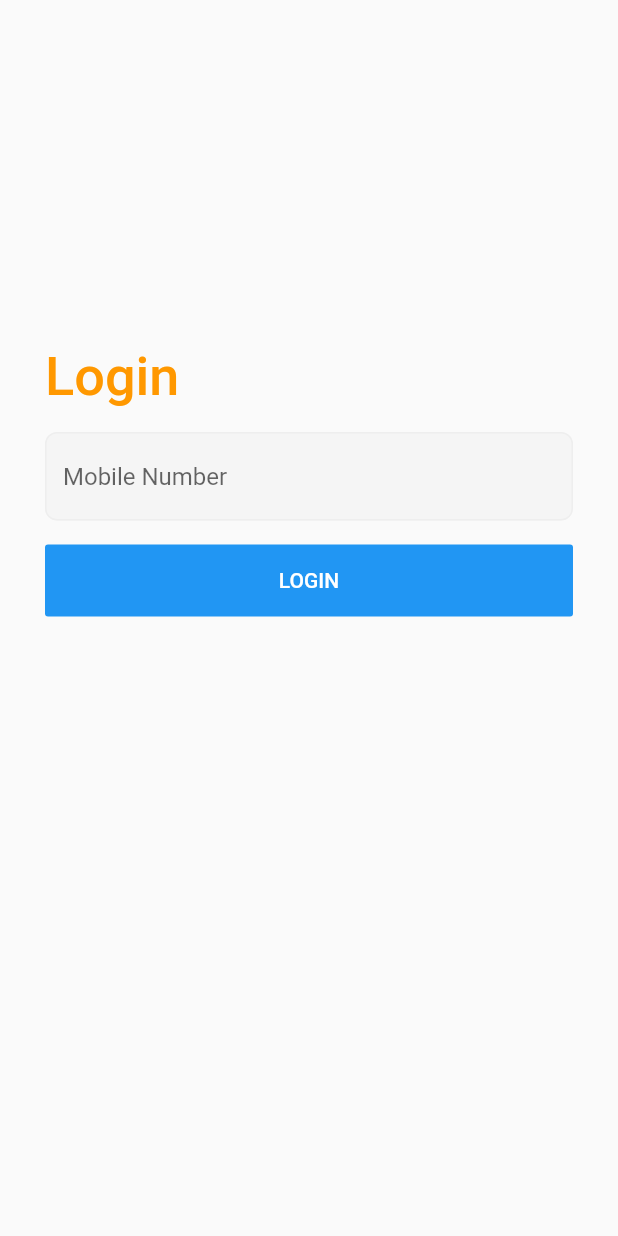
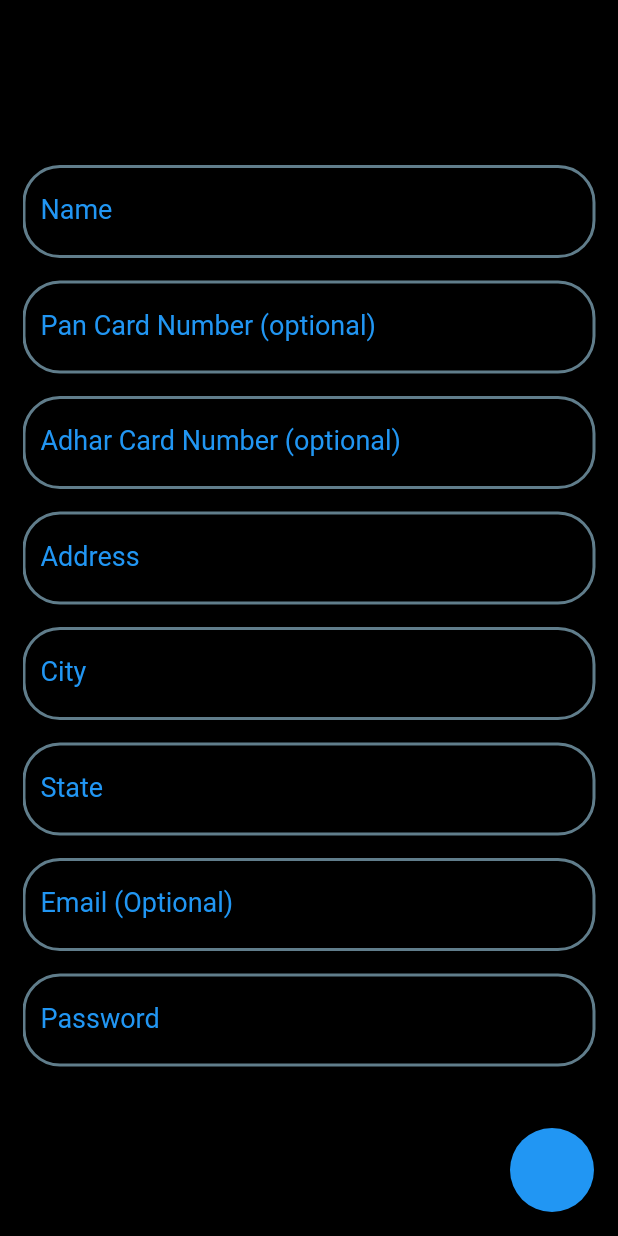
Before and after one commit to imtanbro/code_fury_app, a Flutter app: the screen it shows after launch, on a phone screen of 412 x 824 dp. Run offline on Flutter 3.47's test engine with Material 2 defaults, Android fonts, the phone set to English and light mode, and no system bars; our stand-ins replace firebase_auth; missing offline and left inert: dart:js; accounts and stored records are empty.

Commit message:
Login Registration

```diff
--- /dev/null
+++ b/lib/Employee/Screens/Registration.dart
@@ -0,0 +1,292 @@
+import 'package:codefuryapp/Employee/Screens/HomeScreen/home.dart';
+import 'package:firebase_auth/firebase_auth.dart';
+import 'package:flutter/material.dart';
+
+class Register extends StatefulWidget {
+  @override
+  _RegisterState createState() => _RegisterState();
+}
+
+class _RegisterState extends State<Register> {
+  String email, password, name, pan, adhar,address,city,state;
+  final _formKey = GlobalKey<FormState>();
+
+  Widget customfield(String label,String value) {
+    return TextFormField(
+      cursorColor: Colors.blue,
+      style: TextStyle(
+        color: Color.fromRGBO(244, 180, 0, 1),
+        decorationColor: Color.fromRGBO(66, 133, 244, 1),
+        fontSize: 19,
+        // backgroundColor: Colors.blue,
+      ),
+      decoration: InputDecoration(
+        labelText: label,
+        labelStyle: TextStyle(
+          fontSize: 18,
+          color: Colors.blue,
+        ),
+        // fillColor: Colors.white,
+        // filled: true,
+        enabledBorder: OutlineInputBorder(
+          borderSide: const BorderSide(color: Colors.blueGrey, width: 2.0),
+          borderRadius: BorderRadius.circular(25.0),
+        ),
+      ),
+      onChanged: (val) {
+        value = val;
+      },
+      validator: (val) {
+        if (val.isEmpty) {
+          return "Enter ${label}";
+        }
+
+        return null;
+      },
+    );
+  }
+
+  @override
+  Widget build(BuildContext context) {
+    return Scaffold(
+      body: Container(
+        padding: EdgeInsets.symmetric(vertical: 50, horizontal: 15),
+        color: Colors.black,
+        width: MediaQuery.of(context).size.width,
+        height: MediaQuery.of(context).size.height,
+        child: SingleChildScrollView(
+                  child: Column(
+            children: [
+              Form(
+                  key: _formKey,
+                  child: SingleChildScrollView(
+                    child: Padding(
+                      padding: const EdgeInsets.only(top: 60),
+                      child: Column(
+                        children: [
+                          customfield("Name",name),
+                          SizedBox(
+                            height: 15,
+                          ),
+
+                          TextFormField(
+                            cursorColor: Colors.blue,
+                            style: TextStyle(
+                              color: Color.fromRGBO(244, 180, 0, 1),
+                              decorationColor: Color.fromRGBO(66, 133, 244, 1),
+                              fontSize: 19,
+                              // backgroundColor: Colors.blue,
+                            ),
+                            decoration: InputDecoration(
+                              labelText: "Pan Card Number (optional)",
+                              labelStyle: TextStyle(
+                                fontSize: 18,
+                                color: Colors.blue,
+                              ),
+                              // fillColor: Colors.white,
+                              // filled: true,
+                              enabledBorder: OutlineInputBorder(
+                                borderSide: const BorderSide(
+                                    color: Colors.blueGrey, width: 2.0),
+                                borderRadius: BorderRadius.circular(25.0),
+                              ),
+                            ),
+                            onChanged: (val) {
+                              pan = val;
+                            },
+                            // validator: (val) {
+                            //   if (val.isEmpty) {
+                            //     return "Enter Name";
+                            //   }
+                            //   return null;
+                            // },
+                          ),
+                          SizedBox(
+                            height: 15,
+                          ),
+
+                          TextFormField(
+                            cursorColor: Colors.blue,
+                            style: TextStyle(
+                              color: Color.fromRGBO(244, 180, 0, 1),
+                              decorationColor: Color.fromRGBO(66, 133, 244, 1),
+                              fontSize: 19,
+                              // backgroundColor: Colors.blue,
+                            ),
+                            decoration: InputDecoration(
+                              labelText: "Adhar Card Number (optional)",
+                              labelStyle: TextStyle(
+                                fontSize: 18,
+                                color: Colors.blue,
+                              ),
+                              // fillColor: Colors.white,
+                              // filled: true,
+                              enabledBorder: OutlineInputBorder(
+                                borderSide: const BorderSide(
+                                    color: Colors.blueGrey, width: 2.0),
+                                borderRadius: BorderRadius.circular(25.0),
+                              ),
+                            ),
+                            onChanged: (val) {
+                              adhar = val;
+                            },
+                            // validator: (val) {
+                            //   if (val.isEmpty) {
+                            //     return "Enter Name";
+                            //   }
+                            //   return null;
+                            // },
+                          ),
+                          SizedBox(
+                            height: 15,
+                          ),
+
+                          customfield("Address",address),
+                          SizedBox(
+                            height: 15,
+                          ),
+                          customfield("City",city),
+                          SizedBox(
+                            height: 15,
+                          ),
+                          customfield("State",state),
+                          SizedBox(
+                            height: 15,
+                          ),
+
+                          TextFormField(
+                            cursorColor: Colors.blue,
+                            style: TextStyle(
+                              color: Color.fromRGBO(244, 180, 0, 1),
+                              decorationColor: Color.fromRGBO(66, 133, 244, 1),
+                              fontSize: 19,
+                              // backgroundColor: Colors.blue,
+                            ),
+                            decoration: InputDecoration(
+                              labelText: "Email (Optional)",
+                              labelStyle: TextStyle(
+                                fontSize: 18,
+                                color: Colors.blue,
+                              ),
+                              // fillColor: Colors.white,
+                              // filled: true,
+                              enabledBorder: OutlineInputBorder(
+                                borderSide: const BorderSide(
+                                    color: Colors.blueGrey, width: 2.0),
+                                borderRadius: BorderRadius.circular(25.0),
+                              ),
+                            ),
+                            onChanged: (val) {
+                              email = val;
+                            },
+                          ),
+                          SizedBox(
+                            height: 15,
+                          ),
+
+                          TextFormField(
+                            cursorColor: Colors.blue,
+                            style: TextStyle(
+                              color: Color.fromRGBO(244, 180, 0, 1),
+                              decorationColor: Color.fromRGBO(66, 133, 244, 1),
+                              fontSize: 19,
+                              // backgroundColor: Colors.blue,
+                            ),
+                            obscureText: true,
+                            decoration: InputDecoration(
+                              labelText: "Password",
+                              labelStyle: TextStyle(
+                                fontSize: 18,
+                                color: Colors.blue,
+                              ),
+                              // fillColor: Colors.white,
+                              // filled: true,
+                              enabledBorder: OutlineInputBorder(
+                                borderSide: const BorderSide(
+                                    color: Colors.blueGrey, width: 2.0),
+                                borderRadius: BorderRadius.circular(25.0),
+                              ),
+                            ),
+                            onChanged: (val) {
+                              password = val;
+                            },
+                            validator: (val) {
+                              if (val.isEmpty) {
+                                return "Enter Password";
+                              }
+                              if (val.length < 6) {
+                                return "Password should be 6 Char Long";
+                              }
+                              return null;
+                            },
+                          ),
+                          SizedBox(
+                            height: 50,
+                          ),
+                          // GestureDetector(
+                          //     onTap: () {
+                          //   if (_formKey.currentState.validate()) {
+                          //     print("Valid");
+                          //     print(email);
+
+                          //     // context
+                          //     //     .read<AuthService>()
+                          //     //     .signUp(
+                          //     //       email: email,
+                          //     //       pass: password,
+                          //     //     )
+                          //     //     .then((value) => Navigator.pushReplacement(
+                          //     //         context,
+                          //     //         MaterialPageRoute(
+                          //     //             builder: (context) => HomePage())));
+                          //   } else {
+                          //     print("InValid");
+                          //   }
+                          // },
+                          // child: customButton(context, "Sign Up", 50)),
+                          SizedBox(
+                            height: 20,
+                          ),
+                        ],
+                      ),
+                    ),
+                  ))
+            ],
+          ),
+        ),
+      ),
+      floatingActionButton: FloatingActionButton(
+        onPressed: () {
+          if (_formKey.currentState.validate()) {
+            print("Valid");
+            print(email);
+            print(address);
+            print(adhar);
+            print(address);
+            print(city);
+            print(state);
+            print(pan);
+
+            Navigator.pushReplacement(
+                    context,
+                    MaterialPageRoute(
+                        builder: (context) => Home()));
+
+            // context
+            //     .read<AuthService>()
+            //     .signUp(
+            //       email: email,
+            //       pass: password,
+            //     )
+            //     .then((value) => Navigator.pushReplacement(
+            //         context,
+            //         MaterialPageRoute(
+            //             builder: (context) => HomePage())));
+          } else {
+            print("InValid");
+          }
+        },
+      ),
+    );
+  }
+}
--- a/lib/Service/firebase_service.dart
+++ b/lib/Service/firebase_service.dart
@@ -1,6 +1,57 @@
-class FirebaseAuth {
+import 'dart:js';
 
+import 'package:codefuryapp/Employee/Screens/Registration.dart';
+import 'package:firebase_auth/firebase_auth.dart';
+import 'package:flutter/cupertino.dart';
+import 'package:flutter/material.dart';
 
+class AuthService {
+  final FirebaseAuth _auth;
 
+  AuthService(this._auth);
 
+  Stream<User> get authStateChanges => _auth.authStateChanges();
+
+  // Future<bool> loginPhone(String phone) async {
+  //   await _auth.verifyPhoneNumber(
+  //       phoneNumber: phone,
+  //       timeout: Duration(seconds: 60),
+  //       verificationCompleted: (AuthCredential credential) async {
+  //         await _auth.signInWithCredential(credential);
+  //         User user = (await _auth.signInWithCredential(credential)).user;
+  //       },
+  //       verificationFailed: null,
+  //       codeSent: null,
+  //       codeAutoRetrievalTimeout: null);
+  // }
+
+  Future<void> signOut() async {
+    await _auth.signOut();
+  }
+
+  Future<String> signIn({String email, String pass}) async {
+    try {
+      await _auth.signInWithEmailAndPassword(email: email, password: pass);
+    } on FirebaseAuthException catch (e) {
+      if (e.code == 'user-not-found') {
+        print('No user found for that email.');
+      } else if (e.code == 'wrong-password') {
+        print('Wrong password provided for that user.');
+      }
+    }
+  }
+
+  Future<String> signUp({String email, String pass}) async {
+    try {
+      await _auth.createUserWithEmailAndPassword(email: email, password: pass);
+    } on FirebaseAuthException catch (e) {
+      if (e.code == 'weak-password') {
+        print('The password provided is too weak.');
+      } else if (e.code == 'email-already-in-use') {
+        print('The account already exists for that email.');
+      }
+    } catch (e) {
+      print(e);
+    }
+  }
 }
--- a/lib/main.dart
+++ b/lib/main.dart
@@ -1,3 +1,4 @@
+import 'package:codefuryapp/Employee/Screens/Registration.dart';
 import 'package:codefuryapp/Service/Login/login.dart';
 import 'package:flutter/material.dart';
 
@@ -11,7 +12,7 @@ class MyApp extends StatelessWidget {
   Widget build(BuildContext context) {
     return MaterialApp(
       title: 'Flutter Demo',
-      home: Login(),
+      home: Register(),
     );
   }
 }
```
Also changed, not shown: lib/Employee/Screens/HomeScreen/home.dart (added, +15 -0 lines), lib/Service/Login/login.dart (+104 -45 lines), 1 other file.
